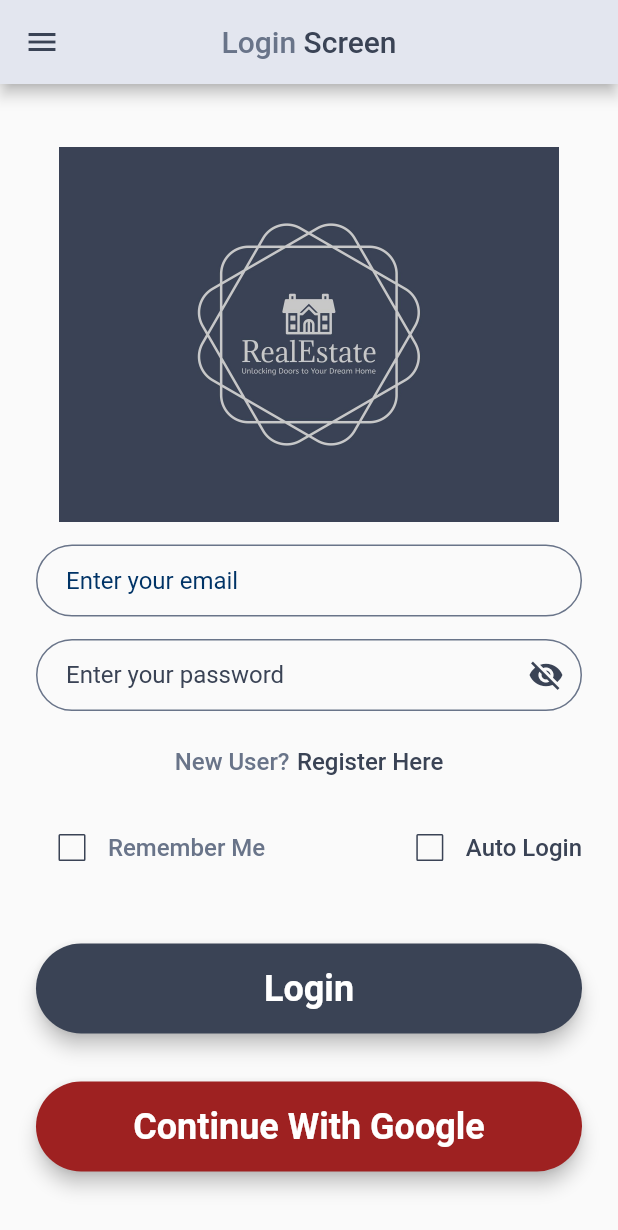
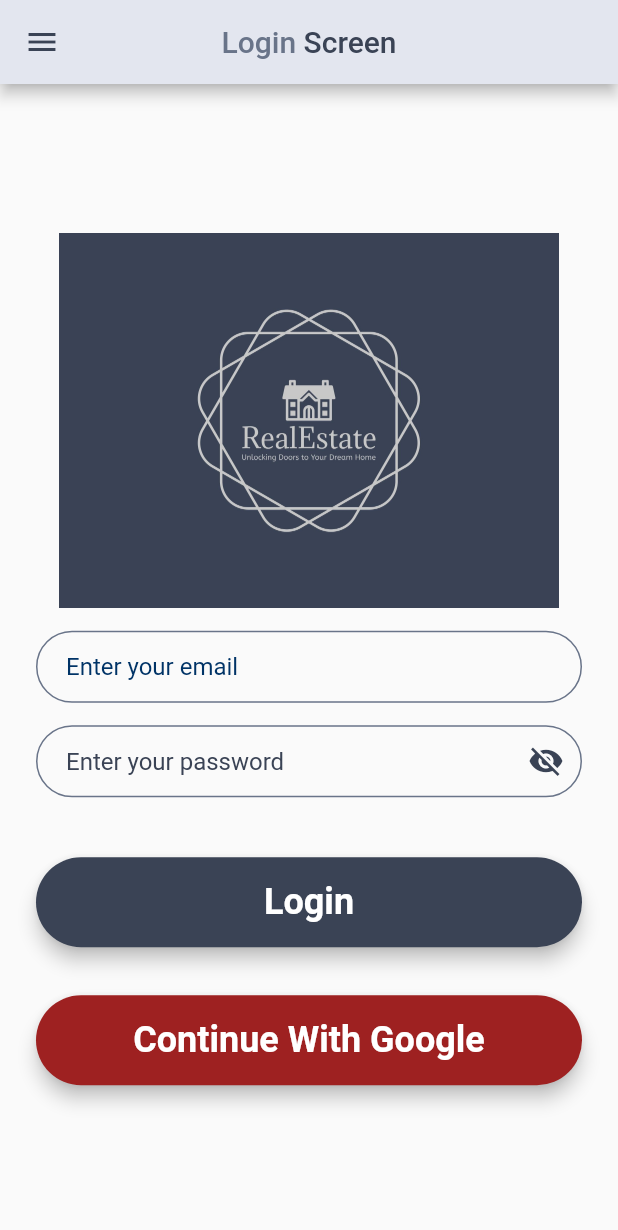
Before and after one commit to aunshpatel/flutter-realestate, a Flutter app: the LoginScreen screen opened by its route, on a phone screen of 412 x 824 dp. Shown: the top 1230 px of the screen. Run offline on Flutter 3.47's test engine with Material 3 defaults, Android fonts, the phone set to English and light mode, and no system bars; our stand-ins replace shared_preferences; accounts and stored records are empty; network calls fail.

Commit message:
Remove registration link/remember me & Auto login

```diff
--- a/lib/view/login_screen.dart
+++ b/lib/view/login_screen.dart
@@ -106,90 +106,11 @@ class _LoginScreenState extends State<LoginScreen> {
             const SizedBox(
               height: 24.0,
             ),
-            Row(
-              mainAxisAlignment: MainAxisAlignment.center,
-              children: [
-                const Text(
-                  'New User?',
-                  style: kLightSemiBoldTextStyle,
-                ),
-                const SizedBox(
-                  width: 5,
-                ),
-                GestureDetector(
-                  onTap: (){
-                    // Navigator.pushNamed(context, '/registration_screen');
-                  },
-                  child: const Text(
-                    'Register Here',
-                    style: kDarkSemiBoldTextStyle,
-                  ),
-                )
-              ],
-            ),
-            const SizedBox(
-              height: 24.0,
-            ),
-            Row(
-              mainAxisAlignment: MainAxisAlignment.spaceBetween,
-              children: [
-                Row(
-                  children: [
-                    Checkbox(
-                      checkColor: kDarkTitleColor,
-                      side: MaterialStateBorderSide.resolveWith( (states) => const BorderSide(width: 1.0, color: kDarkTitleColor), ),
-                      fillColor: MaterialStateProperty.all(Colors.transparent),
-                      value: _isRememberMe,
-                      onChanged: isRememberMeDisabled == false ? (value){
-                        setState(() {
-                          _isRememberMe = value!;
-                        });
-                        actionRememberMe(_isRememberMe);
-                      } : null,
-                    ),
-                    const Text(
-                      'Remember Me',
-                      style: kLightSemiBoldTextStyle,
-                    )
-                  ],
-                ),
-                Row(
-                  children: [
-                    Checkbox(
-                      checkColor: kDarkTitleColor,
-                      side: MaterialStateBorderSide.resolveWith( (states) => const BorderSide(width: 1.0, color: kDarkTitleColor), ),
-                      fillColor: MaterialStateProperty.all(Colors.transparent),
-                      value: automaticLogin,
-                      onChanged: (value){
-                        setState(() {
-                          automaticLogin = value!;
-                        });
-                        autoLogin(automaticLogin);
-                      },
-                    ),
-                    const Text(
-                      'Auto Login',
-                      style: kDarkSemiBoldTextStyle,
-                    )
-                  ],
-                )
-              ],
-            ),
-            const SizedBox(
-              height: 24.0,
-            ),
             RoundedButton(
               colour:kDarkTitleColor,
               title:'Login',
               onPress:() async {
                 if(emailController.text != '' && passwordController.text != '') {
-                  // if(emailController.text.length < 6){
-                  //   _showMyDialog('Incorrect password! Please check your password length and try again.');
-                  // }
-                  // else{
-                  //   setState(() {
-                  //     showSpinner = true;
-                  //   });
                   try{
                     final user = UserLogin(email: emailController.text, password: passwordController.text);
                     final success = await UserController.loginUser(user);
@@ -200,7 +121,6 @@ class _LoginScreenState extends State<LoginScreen> {
                     });
                     return _showMyDialog('${e.toString()}');
                   }
-                  // }
                 }
                 else if(passwordController.text.isEmpty && emailController.text.isNotEmpty){
                   _showMyDialog('No password entered. Please enter the your password.');
```
Lines whose indentation alone changed are shown as unchanged.
